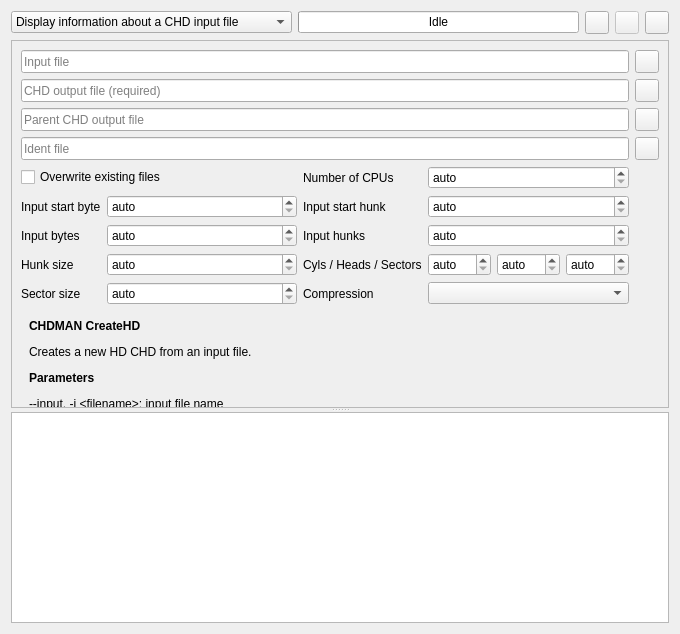
Qt form tools/qchdman/projectwidget.ui (qmc2/qmc2-mame-fe) before a commit.
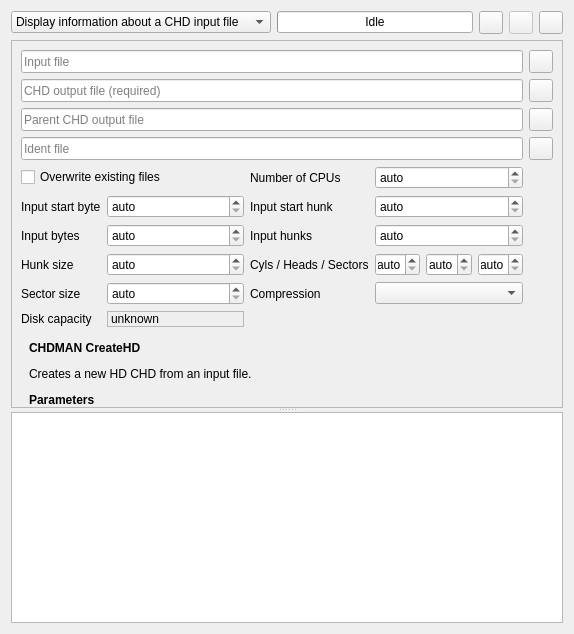
The same form after that commit. The open tabs and pages were chosen to show the change. Icons and pictures are not drawn.

Commit message: wip: qchdman: show calculated HD capacity if applicable

Diff of the .ui file:
```diff
--- a/tools/qchdman/projectwidget.ui
+++ b/tools/qchdman/projectwidget.ui
@@ -6,7 +6,7 @@
    <rect>
     <x>0</x>
     <y>0</y>
-    <width>680</width>
+    <width>574</width>
     <height>634</height>
    </rect>
   </property>
@@ -234,8 +234,8 @@
         <rect>
          <x>0</x>
          <y>0</y>
-         <width>666</width>
-         <height>539</height>
+         <width>560</width>
+         <height>562</height>
         </rect>
        </property>
        <layout class="QGridLayout" name="gridLayoutScrollArea">
@@ -1788,6 +1788,29 @@
                  </property>
                 </widget>
                </item>
+               <item row="9" column="0">
+                <widget class="QLabel" name="label">
+                 <property name="text">
+                  <string>Disk capacity</string>
+                 </property>
+                </widget>
+               </item>
+               <item row="9" column="1">
+                <widget class="QLabel" name="labelCreateHDDiskCapacity">
+                 <property name="toolTip">
+                  <string>Calculated hard disk capacity (if applicable)</string>
+                 </property>
+                 <property name="frameShape">
+                  <enum>QFrame::StyledPanel</enum>
+                 </property>
+                 <property name="frameShadow">
+                  <enum>QFrame::Raised</enum>
+                 </property>
+                 <property name="text">
+                  <string>unknown</string>
+                 </property>
+                </widget>
+               </item>
               </layout>
              </widget>
             </item>
```
The commit also changes 17 other files.
